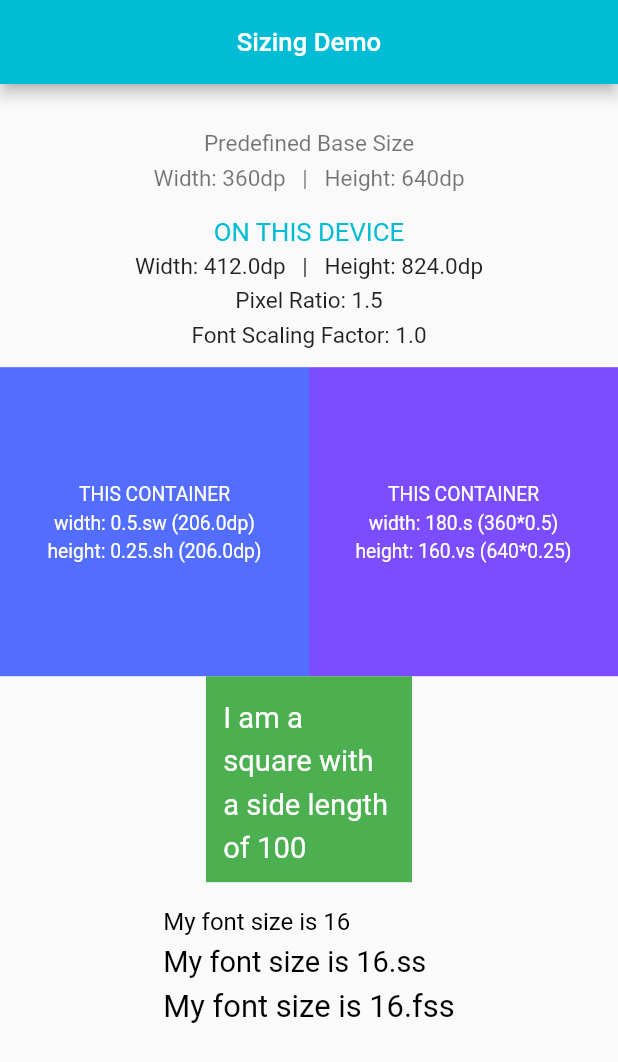
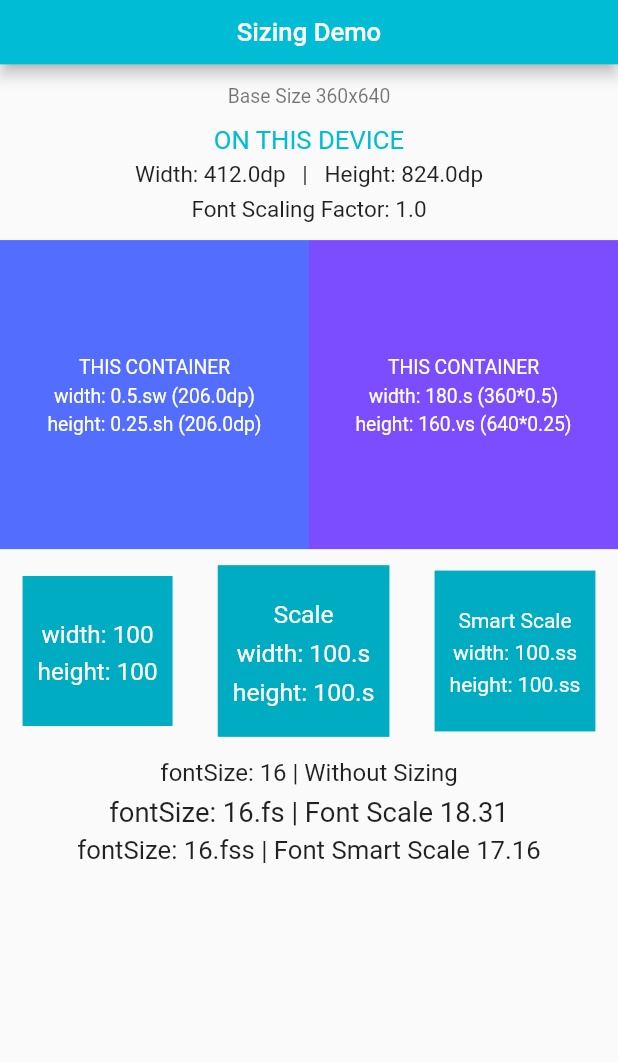
Before and after one commit to liontude/sizing, a Flutter app: the screen it shows after launch, on a phone screen of 412 x 824 dp. Shown: the top 1062 px of the screen. Run offline on Flutter 3.47's test engine with Material 2 defaults, Android fonts, the phone set to English and light mode, and no system bars.

Commit message:
example adjustments

```diff
--- a/example/lib/main.dart
+++ b/example/lib/main.dart
@@ -65,20 +65,21 @@ class _MyHomePageState extends State<MyHomePage> {
     return Scaffold(
       appBar: AppBar(
         title: Text(widget.title),
+        toolbarHeight: 40.ss,
       ),
       body: SingleChildScrollView(
         child: Column(
           mainAxisAlignment: MainAxisAlignment.center,
           children: <Widget>[
             Padding(
-              padding: EdgeInsets.all(10.s),
+              padding: EdgeInsets.all(10.ss),
               child: Column(
                 children: [
                   Padding(
-                    padding: EdgeInsets.symmetric(vertical: 12.vs),
+                    padding: EdgeInsets.only(bottom: 10.ss),
                     child: Text(
-                      'Predefined Base Size\nWidth: 360dp   |   Height: 640dp',
-                      style: Theme.of(context).textTheme.headline2,
+                      'Base Size 360x640',
+                      style: Theme.of(context).textTheme.headline2.copyWith(fontSize: 12.ss),
                       textAlign: TextAlign.center,
                     ),
                   ),
@@ -89,10 +90,6 @@ class _MyHomePageState extends State<MyHomePage> {
                   ),
                   Text(
                     'Width: ${num.parse(MediaQuery.of(context).size.width.toStringAsFixed(2))}dp   |   Height: ${num.parse(MediaQuery.of(context).size.height.toStringAsFixed(2))}dp',
-                    textAlign: TextAlign.center,
-                  ),
-                  Text(
-                    'Pixel Ratio: ${MediaQuery.of(context).devicePixelRatio}',
                     textAlign: TextAlign.center,
                   ),
                   Text(
@@ -163,44 +160,91 @@ class _MyHomePageState extends State<MyHomePage> {
                 ),
               ],
             ),
-            Container(
-              padding: EdgeInsets.all(10.s),
-              width: 120.r,
-              height: 120.r,
-              color: Colors.green,
-              child: Text(
-                'I am a square with a side length of 100',
-                style: TextStyle(
-                  color: Colors.white,
-                  fontSize: 17.fss,
+            SizedBox(
+              height: 10.ss,
+            ),
+            Row(
+              mainAxisAlignment: MainAxisAlignment.spaceAround,
+              crossAxisAlignment: CrossAxisAlignment.center,
+              children: [
+                Container(
+                  padding: EdgeInsets.all(10),
+                  width: 100,
+                  height: 100,
+                  color: Colors.cyan[600],
+                  child: FittedBox(
+                    fit: BoxFit.fitWidth,
+                    child: Text(
+                      'width: 100\nheight: 100',
+                      textAlign: TextAlign.center,
+                      style: TextStyle(
+                        color: Colors.white,
+                      ),
+                    ),
+                  ),
                 ),
-              ),
+                Container(
+                  padding: EdgeInsets.all(10),
+                  width: 100.s,
+                  height: 100.s,
+                  color: Colors.cyan[600],
+                  child: FittedBox(
+                    fit: BoxFit.fitWidth,
+                    child: Text(
+                      'Scale\nwidth: 100.s\nheight: 100.s',
+                      textAlign: TextAlign.center,
+                      style: TextStyle(
+                        color: Colors.white,
+                        fontSize: 9,
+                      ),
+                    ),
+                  ),
+                ),
+                Container(
+                  padding: EdgeInsets.all(10),
+                  width: 100.ss,
+                  height: 100.ss,
+                  color: Colors.cyan[600],
+                  child: FittedBox(
+                    fit: BoxFit.fitWidth,
+                    child: Text(
+                      'Smart Scale\nwidth: 100.ss\nheight: 100.ss',
+                      textAlign: TextAlign.center,
+                      style: TextStyle(
+                        color: Colors.white,
+                      ),
+                    ),
+                  ),
+                ),
+              ],
             ),
             SizedBox(
-              height: 10.vs,
+              height: 10.ss,
             ),
             Column(
-              crossAxisAlignment: CrossAxisAlignment.start,
+              crossAxisAlignment: CrossAxisAlignment.center,
               children: <Widget>[
                 Text(
-                  'My font size is 16',
+                  'fontSize: 16 | Without Sizing',
+                  textAlign: TextAlign.center,
                   style: TextStyle(
-                    color: Colors.black,
                     fontSize: 16,
+                    height: 1.5,
                   ),
                 ),
                 Text(
-                  'My font size is 16.ss',
+                  'fontSize: 16.fs | Font Scale ${num.parse(16.fs.toStringAsFixed(2))}',
+                  textAlign: TextAlign.center,
                   style: TextStyle(
-                    color: Colors.black,
-                    fontSize: 18.ss,
+                    fontSize: 16.fs,
+                    height: 1.5,
                   ),
                 ),
                 Text(
-                  'My font size is 16.fss',
+                  'fontSize: 16.fss | Font Smart Scale ${num.parse(16.fss.toStringAsFixed(2))}',
                   style: TextStyle(
-                    color: Colors.black,
-                    fontSize: 18.fss,
+                    fontSize: 16.fss,
+                    height: 1.5,
                   ),
                 ),
                 SizedBox(
--- a/lib/sizing.dart
+++ b/lib/sizing.dart
@@ -50,18 +50,18 @@ class Sizing {
     return size + (scale(size) - size) * factor;
   }
 
-/*  double fontSmartScale(num size, [double factor = 0.5]) {
+  double fontScale(num size) {
+    if (_systemFontScale) {
+      return min(scale(1), verticalScale(1)) * size * _textScaleFactor;
+    }
+    return min(scale(1), verticalScale(1)) * size;
+  }
+
+  double fontSmartScale(num size, [double factor = 0.5]) {
     if (_systemFontScale) {
       return size + (scale(size) - size) * factor * _textScaleFactor;
     }
     return size + (scale(size) - size) * factor;
-  }*/
-
-  double fontSmartScale(num size, [double factor = 0.5]) {
-    if (_systemFontScale) {
-      return min(scale(1), verticalScale(1)) * size * _textScaleFactor;
-    }
-    return min(scale(1), verticalScale(1)) * size;
   }
 
   double screenWidth(num size) {
@@ -71,8 +71,4 @@ class Sizing {
   double screenHeight(num size) {
     return _screenSize.height * size;
   }
-
-  double radius(num size) {
-    return min(scale(1), verticalScale(1)) * size;
-  }
 }
--- a/lib/sizing_extension.dart
+++ b/lib/sizing_extension.dart
@@ -4,8 +4,8 @@ extension SizingExtension on num {
   double get s => Sizing.instance.scale(this);
   double get vs => Sizing.instance.verticalScale(this);
   double get ss => Sizing.instance.smartScale(this);
+  double get fs => Sizing.instance.fontScale(this);
   double get fss => Sizing.instance.fontSmartScale(this);
   double get sw => Sizing.instance.screenWidth(this);
   double get sh => Sizing.instance.screenHeight(this);
-  double get r => Sizing.instance.radius(this);
 }
```
